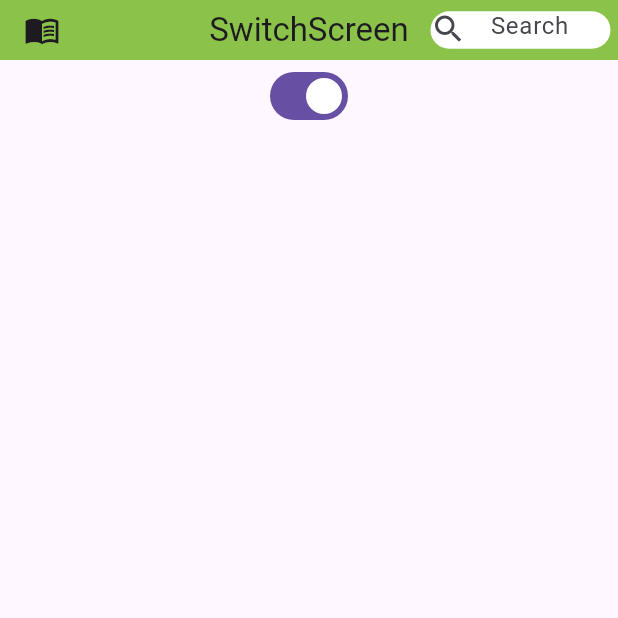
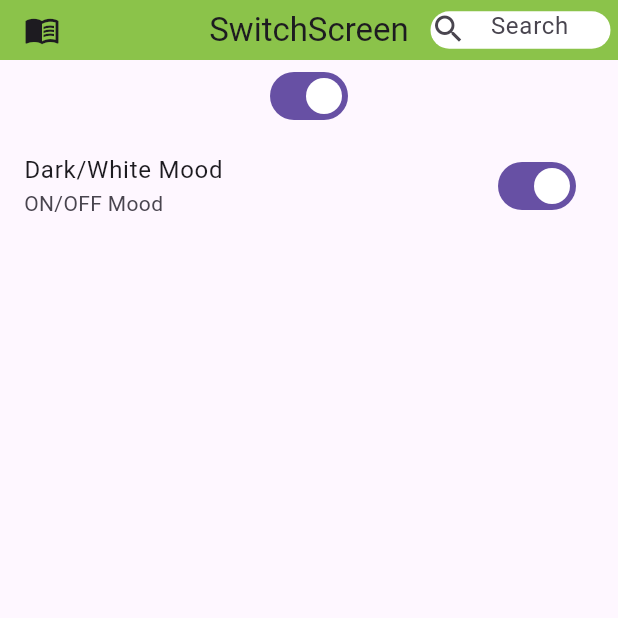
Before and after one commit to taposroy306919-collab/Screen-2.0, a Flutter app: the screen it shows after launch, on a phone screen of 412 x 824 dp, the top half of it. Run offline on Flutter 3.47's test engine with Material 3 defaults, Android fonts, the light colour scheme and no system bars.

Commit message:
SwitchListTile

```diff
--- a/lib/switch.dart
+++ b/lib/switch.dart
@@ -1,4 +1,3 @@
-
 import 'dart:developer';
 
 import 'package:flutter/material.dart';
@@ -11,7 +10,6 @@ class SwitchScreen extends StatefulWidget {
 }
 
 class _SwitchScreenState extends State<SwitchScreen> {
-
   bool switchValue = true;
 
   @override
@@ -31,16 +29,16 @@ class _SwitchScreenState extends State<SwitchScreen> {
             padding: EdgeInsets.only(bottom: 5),
             decoration: BoxDecoration(
               color: Colors.white,
-              borderRadius: BorderRadius.circular(15)
+              borderRadius: BorderRadius.circular(15),
             ),
             child: TextField(
               decoration: InputDecoration(
                 hintText: "Search",
                 border: InputBorder.none,
-                icon: Icon(Icons.search)
+                icon: Icon(Icons.search),
               ),
             ),
-          )
+          ),
         ],
       ),
       body: Center(
@@ -51,11 +49,19 @@ class _SwitchScreenState extends State<SwitchScreen> {
               onChanged: (value) {
                 log("$value");
                 switchValue = value;
-                setState(() {
+                setState(() {});
+              },
+            ),
 
-                });
+            SwitchListTile(
+              title: Text("Dark/White Mood"),
+              subtitle: Text("ON/OFF Mood"),
+              value: switchValue,
+              onChanged: (v) {
+                switchValue = v;
+                setState(() {});
               },
-            )
+            ),
           ],
         ),
       ),
```
